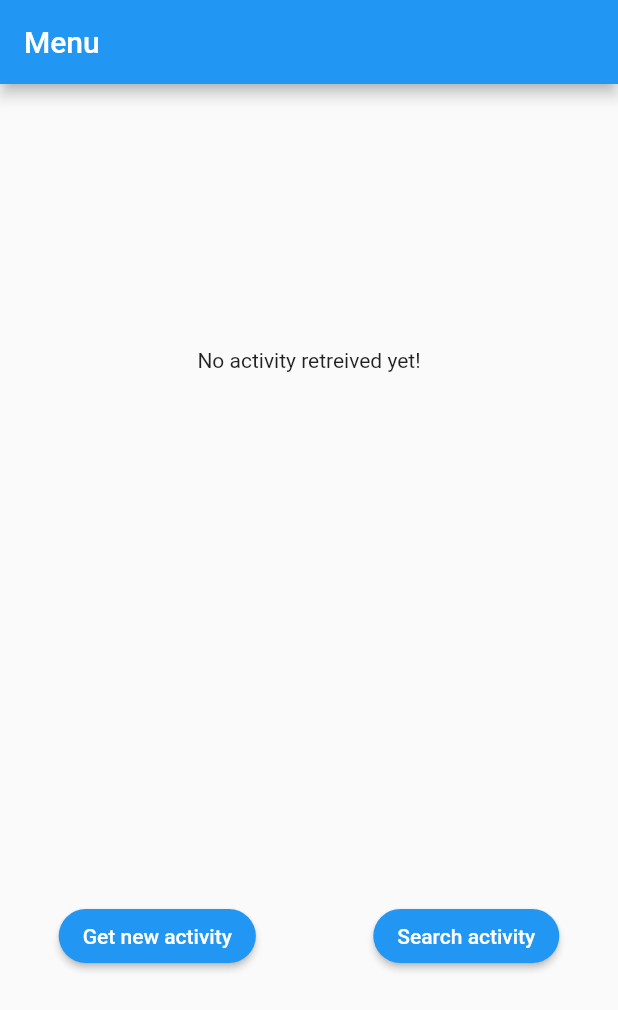
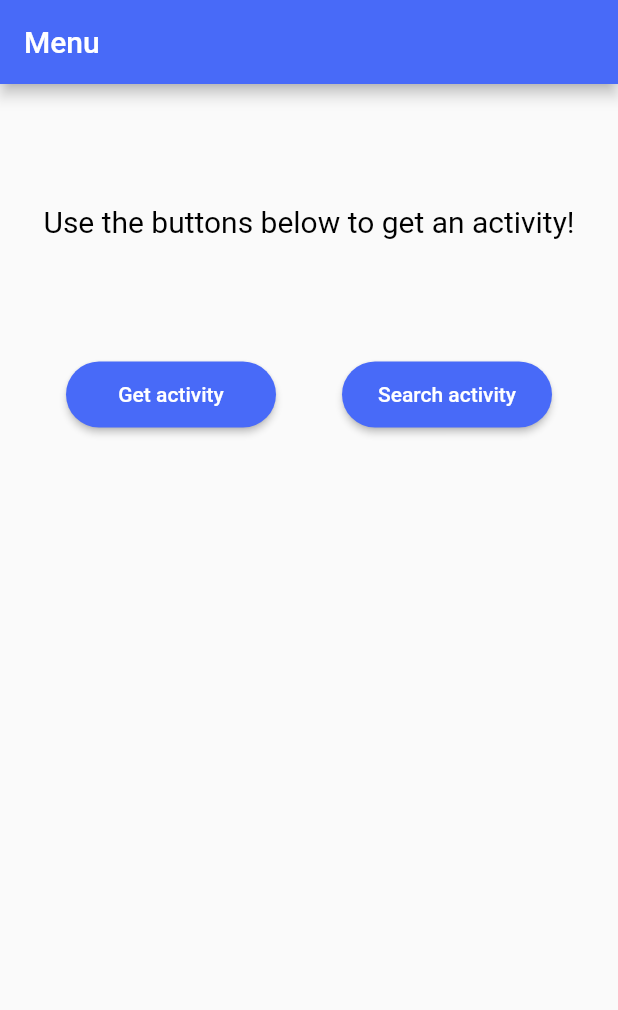
Before and after one commit to RuudvdBoomen/BoredApp, a Flutter app: the screen it shows after launch, on a phone screen of 412 x 824 dp. Shown: the top 1010 px of the screen. Run offline on Flutter 3.47's test engine with Material 2 defaults, Android fonts, the phone set to English and light mode, and no system bars.

Commit message:
Update colors and layout

```diff
--- a/lib/pages/home_page.dart
+++ b/lib/pages/home_page.dart
@@ -1,6 +1,8 @@
 import 'package:boring_app/objects/activity.dart';
+import 'package:boring_app/pages/survey_page.dart';
 import 'package:boring_app/rest/api_service.dart';
 import 'package:boring_app/ui/activity_item.dart';
+import 'package:flutter/cupertino.dart';
 import 'package:flutter/material.dart';
 
 class HomePage extends StatefulWidget {
@@ -9,7 +11,7 @@ class HomePage extends StatefulWidget {
 }
 
 class HomePageState extends State<HomePage> {
-  ApiService apiService = new ApiService();
+  ApiService apiService = ApiService();
   Future<Activity> activity;
 
   getActivity() {
@@ -20,43 +22,62 @@ class HomePageState extends State<HomePage> {
   @override
   Widget build(BuildContext context) {
     return Scaffold(
-        appBar: new AppBar(
-          title: const Text('Menu', textAlign: TextAlign.right),
-          backgroundColor: Colors.blue,
+        appBar: AppBar(
+          title: const Text('Menu'),
+          backgroundColor: Color(0xFF486AF8),
         ),
-        body: Align(
-            alignment: Alignment.center,
-            child: new Column(
+        body: SingleChildScrollView(
+            child: Column(
           mainAxisAlignment: MainAxisAlignment.spaceAround,
+          mainAxisSize: MainAxisSize.max,
           children: <Widget>[
             FutureBuilder<Activity>(
               future: this.activity,
               builder: (context, snapshot) {
                 if (snapshot.hasData) {
-                      return ActivityItem(snapshot.data);
+                  return Container(
+                      padding: EdgeInsets.symmetric(vertical: 80),
+                      child: ActivityItem(snapshot.data));
                 } else if (snapshot.hasError) {
-                      return Text("${snapshot.error}");
+                  return Container(
+                      padding: EdgeInsets.symmetric(vertical: 80),
+                      child: Text("${snapshot.error}"));
                 }
-                    return new Text("No activity retreived yet!");
+                return Container(
+                    padding: EdgeInsets.symmetric(vertical: 80),
+                    child: Text("Use the buttons below to get an activity!",
+                        style: TextStyle(
+                          color: Colors.black,
+                          fontSize: 20.0,
+                        )));
               },
             ),
-                new Row(
-                  mainAxisAlignment: MainAxisAlignment.spaceAround,
+            Row(
+              mainAxisAlignment: MainAxisAlignment.spaceEvenly,
               children: <Widget>[
-                    new RaisedButton(
-                        color: Colors.blue,
-                        shape: new RoundedRectangleBorder(
-                            borderRadius: new BorderRadius.circular(30.0)),
-                        child: new Text("Get new activity",
-                            style: new TextStyle(color: Colors.white)),
-                        onPressed: () => getActivity()),
-                    new RaisedButton(
-                        color: Colors.blue,
-                        shape: new RoundedRectangleBorder(
-                            borderRadius: new BorderRadius.circular(30.0)),
-                        child: new Text("Search activity",
-                            style: new TextStyle(color: Colors.white)),
-                        onPressed: () => Navigator.pushNamed(context, '/survey')),
+                SizedBox(
+                    width: 140,
+                    child: RaisedButton(
+                        padding: EdgeInsets.all(14),
+                        color: Color(0xFF486AF8),
+                        shape: RoundedRectangleBorder(
+                            borderRadius: BorderRadius.circular(30.0)),
+                        child: Text("Get activity",
+                            style: TextStyle(color: Colors.white)),
+                        onPressed: () => getActivity())),
+                SizedBox(
+                    width: 140,
+                    child: RaisedButton(
+                        padding: EdgeInsets.all(14),
+                        color: Color(0xFF486AF8),
+                        shape: RoundedRectangleBorder(
+                            borderRadius: BorderRadius.circular(30.0)),
+                        child: Text("Search activity",
+                            style: TextStyle(color: Colors.white)),
+                        onPressed: () => Navigator.push(
+                            context,
+                            CupertinoPageRoute(
+                                builder: (context) => SurveyPage())))),
               ],
             )
           ],
--- a/lib/pages/survey_page.dart
+++ b/lib/pages/survey_page.dart
@@ -16,7 +16,7 @@ class SurveyPageState extends State<SurveyPage> {
   double price = 0;
   double participants = 0;
   Future<Activity> activity;
-  ApiService apiService = new ApiService();
+  ApiService apiService = ApiService();
 
   getPersonalActivity() {
     this.activity = apiService.getPersonalActivity(
@@ -47,31 +47,33 @@ class SurveyPageState extends State<SurveyPage> {
   @override
   Widget build(BuildContext context) {
     return Scaffold(
-        appBar: new AppBar(
-          title: const Text('Survey', textAlign: TextAlign.right),
-          backgroundColor: Colors.blue,
+        appBar: AppBar(
+          title: const Text('Survey'),
+          backgroundColor: Color(0xFF486AF8),
         ),
-        body: Align(
+        body: SingleChildScrollView(
+            child: Align(
                 alignment: Alignment.center,
-            child: new Container(
+                child: Container(
+                    padding: EdgeInsets.fromLTRB(0, 50, 0, 0),
                     width: 0.8 * MediaQuery.of(context).size.width,
-                child: new Column(
+                    child: Column(
                         crossAxisAlignment: CrossAxisAlignment.stretch,
-                    mainAxisAlignment: MainAxisAlignment.center,
                         children: <Widget>[
-                      new CustomSlider("Accessibility", accessibility, 0.0, 1.0,
+                          CustomSlider("Accessibility", accessibility, 0.0, 1.0,
                               updateAccessibility, 0.05),
-                      new DropdownInput("Type", type, updateType),
-                      new CustomSlider("Participants", participants.toDouble(),
+                          DropdownInput("Type", type, updateType),
+                          CustomSlider("Participants", participants.toDouble(),
                               0.0, 5.0, updateParticipants, 1),
-                      new CustomSlider(
+                          CustomSlider(
                               "Price", price, 0.0, 1.0, updatePrice, 0.05),
-                      new RaisedButton(
-                          color: Colors.blue,
-                          shape: new RoundedRectangleBorder(
-                              borderRadius: new BorderRadius.circular(30.0)),
-                          child: new Text("Get personal activity",
-                              style: new TextStyle(color: Colors.white)),
+                          RaisedButton(
+                              padding: EdgeInsets.all(14),
+                              color: Color(0xFF486AF8),
+                              shape: RoundedRectangleBorder(
+                                  borderRadius: BorderRadius.circular(30.0)),
+                              child: Text("Get personal activity",
+                                  style: TextStyle(color: Colors.white)),
                               onPressed: () => getPersonalActivity()),
                           FutureBuilder<Activity>(
                             future: this.activity,
@@ -79,19 +81,30 @@ class SurveyPageState extends State<SurveyPage> {
                               print(snapshot);
                               if (snapshot.hasData) {
                                 if (snapshot.data.error != null) {
-                              return Text(
-                                  "No activity found with the given parameters! :(");
+                                  return Container(
+                                      padding: EdgeInsets.all(20),
+                                      child: Text(
+                                          "No activity found with the given parameters! :(",
+                                          style: TextStyle(
+                                            fontSize: 20.0,
+                                          ),
+                                          textAlign: TextAlign.center));
                                 }
-                            return new Column(children: <Widget>[
-                              Text("Activity found:"),
+                                return Column(children: <Widget>[
+                                  Container(
+                                      padding: EdgeInsets.all(20),
+                                      child: Text("Found activity:",
+                                          style: TextStyle(
+                                            fontSize: 20.0,
+                                          ))),
                                   ActivityItem(snapshot.data)
                                 ]);
                               } else if (snapshot.hasError) {
                                 return Text(snapshot.error);
                               }
-                          return new Container();
+                              return Container();
                             },
                           ),
-                    ]))));
+                        ])))));
   }
 }
--- a/lib/ui/activity_item.dart
+++ b/lib/ui/activity_item.dart
@@ -8,46 +8,57 @@ class ActivityItem extends StatelessWidget {
 
   @override
   Widget build(BuildContext context) {
-    return new SizedBox(
-        width: 0.8 * MediaQuery.of(context).size.width,
-        child: new Column(children: <Widget>[
-          new Text(
-              '${activity.type[0].toUpperCase()}${activity.type.substring(1)} activity:',
+    return new Container(
+        padding: EdgeInsets.all(15),
+        decoration: new BoxDecoration(
+            color: new Color(0xFFF2BAB0),
+            borderRadius: new BorderRadius.all(Radius.circular(20))),
+        child: SizedBox(
+            width: 0.7 * MediaQuery.of(context).size.width,
+            height: 320,
+            child: Stack(children: <Widget>[
+              Text(
+                  '${activity.type[0].toUpperCase()}${activity.type.substring(1)} activity!',
                   textAlign: TextAlign.left,
-              style: new TextStyle(
-                color: Colors.black,
+                  style: TextStyle(
+                    fontStyle: FontStyle.italic,
+                    color: Colors.white,
+                    fontWeight: FontWeight.bold,
                     fontSize: 20.0,
                   )),
-          new Column(
+              Align(
+                  alignment: Alignment.center,
+                  child: Container(
+                      padding: EdgeInsets.fromLTRB(0, 30, 0, 0),
+                      child: Column(
                         mainAxisAlignment: MainAxisAlignment.center,
                         children: <Widget>[
-              new Text(activity.activity,
+                          Text(activity.activity,
                               textAlign: TextAlign.center,
-                  style: new TextStyle(
-                    color: Colors.black,
+                              style: TextStyle(
                                 fontSize: 20.0,
                               )),
-              new Container(
+                          Container(
                               padding: EdgeInsets.all(10),
-                  child:
-                      new RatingBar("Accessibility:", activity.accessibility)),
-              new Text("Participants:",
-                  style: new TextStyle(color: Colors.black, fontSize: 20.0)),
-              new SizedBox(
+                              child: RatingBar(
+                                  "Accessibility:", activity.accessibility)),
+                          Text("Participants:",
+                              style: TextStyle(fontSize: 20.0)),
+                          SizedBox(
                               height: 50,
                               width: 200,
-                  child: new ListView.builder(
+                              child: ListView.builder(
                                   scrollDirection: Axis.horizontal,
                                   shrinkWrap: true,
                                   itemCount: activity.participants,
                                   itemBuilder: (context, index) {
-                        return new Icon(Icons.person, size: 50);
+                                    return Icon(Icons.person, size: 50);
                                   })),
-              new Container(
+                          Container(
                               padding: EdgeInsets.all(10),
-                  child: new RatingBar("Price:", activity.price))
+                              child: RatingBar("Price:", activity.price))
                         ],
-          )
-        ]));
+                      )))
+            ])));
   }
 }
--- a/lib/ui/custom_slider.dart
+++ b/lib/ui/custom_slider.dart
@@ -13,10 +13,9 @@ class CustomSlider extends StatelessWidget {
 
   @override
   Widget build(BuildContext context) {
-    return new Column(children: <Widget>[
-      new Text(_label,
-          style: new TextStyle(
-            color: Colors.black,
+    return Column(children: <Widget>[
+      Text(_label,
+          style: TextStyle(
             fontSize: 20.0,
           )),
       Slider(
@@ -24,7 +23,7 @@ class CustomSlider extends StatelessWidget {
         min: _min,
         max: _max,
         divisions: _max ~/ _step,
-        activeColor: Colors.blue,
+        activeColor: Color(0xFFAB62E9),
         inactiveColor: Colors.black,
         onChanged: (double newValue) {
           _updateVariable(num.parse(newValue.toStringAsFixed(2)));
--- a/lib/ui/dropdown_input.dart
+++ b/lib/ui/dropdown_input.dart
@@ -9,14 +9,13 @@ class DropdownInput extends StatelessWidget {
 
   @override
   Widget build(BuildContext context) {
-    return new Column(
+    return Column(
       children: <Widget>[
-        new Text(this._label,
-            style: new TextStyle(
-              color: Colors.black,
+        Text(this._label,
+            style: TextStyle(
               fontSize: 20.0,
             )),
-        new DropdownButton<String>(
+        DropdownButton<String>(
           value: this._selectedValue,
           onChanged: (String newValue) {
             this._updateValue(newValue);
--- a/lib/ui/rating_bar.dart
+++ b/lib/ui/rating_bar.dart
@@ -4,21 +4,20 @@ class RatingBar extends StatelessWidget {
   String label;
   double rating;
   double totalWidth = 200.0;
-  Color positiveColor = Colors.purple;
+  Color positiveColor = Color(0xFFAB62E9);
   Color negetiveColor = Colors.white;
 
   RatingBar(this.label, this.rating);
 
   @override
   Widget build(BuildContext context) {
-    return new Column(
-      children: <Widget>[
-      new Text(this.label,
-          style: new TextStyle(
+    return Column(children: <Widget>[
+      Text(this.label,
+          style: TextStyle(
             color: Colors.black,
             fontSize: 20.0,
           )),
-      new Container(
+      Container(
         width: totalWidth + 4.0,
         height: 30.0,
         decoration: BoxDecoration(
```
Lines whose indentation alone changed are shown as unchanged.
